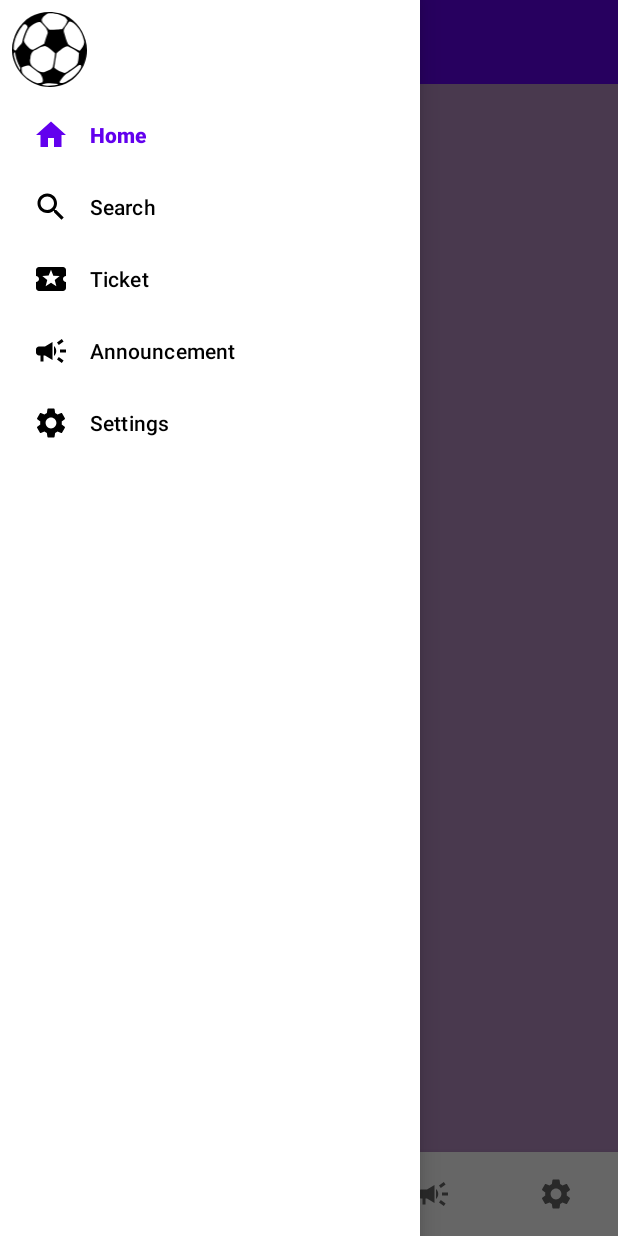
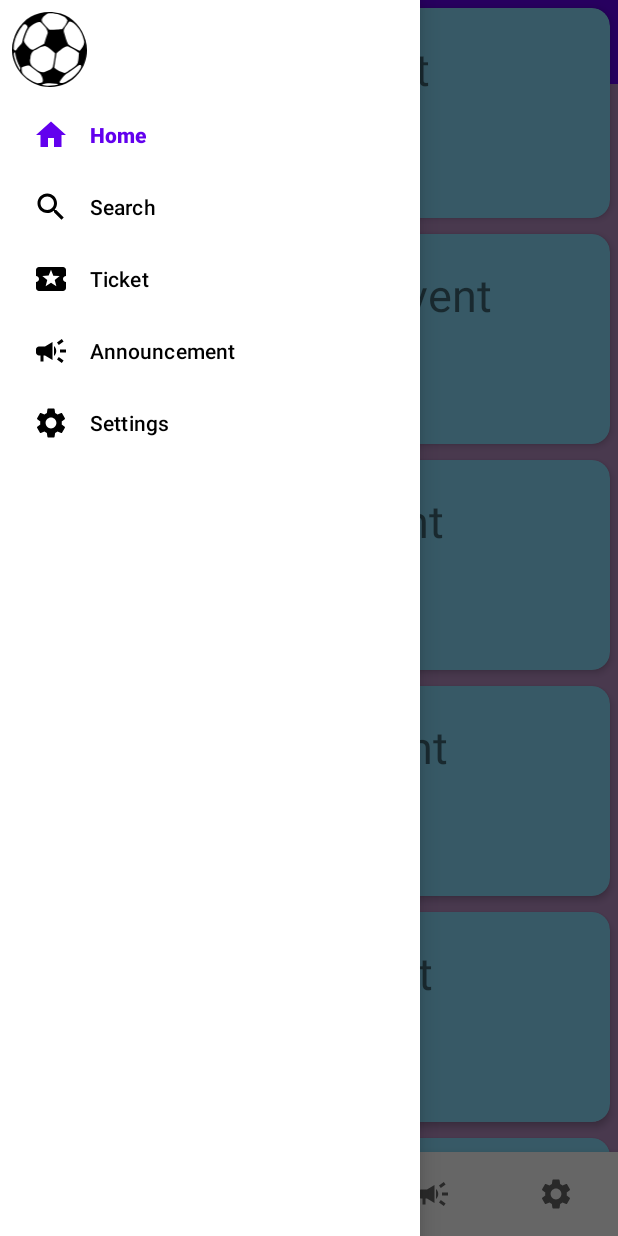
Before and after one commit to SorinaPopa/SEF, an Android app: the MainActivity screen opened directly, with no data from a screen before it, with the side drawer open, on a phone screen of 412 x 824 dp. Run offline under Robolectric (Android 15) with nearby library versions, the phone set to English and light mode, and no system bars; our stand-ins replace data binding, navigation-ui.

Commit message:
Recycler View in main_activity

```diff
--- a/STADEVENTS/app/src/main/java/com/example/stadevents/MainActivity.kt
+++ b/STADEVENTS/app/src/main/java/com/example/stadevents/MainActivity.kt
@@ -36,11 +36,10 @@ class MainActivity : AppCompatActivity() {
         setupNavigationDrawer()
         setupAppBarConfig()
         layoutManager = LinearLayoutManager(this)
-
-//        val recyclerView: RecyclerView = findViewById(R.id.recyclerView)
-//        recyclerView.layoutManager = layoutManager
-//        adapter = RecyclerAdapter()
-//        recyclerView.adapter = adapter
+        val recyclerView: RecyclerView = findViewById(R.id.recyclerView)
+        recyclerView.layoutManager = layoutManager
+        adapter = EventListAdapter()
+        recyclerView.adapter = adapter
     }
 
     private fun setupBottomNavigation() {
--- a/STADEVENTS/app/src/main/res/layout/activity_main.xml
+++ b/STADEVENTS/app/src/main/res/layout/activity_main.xml
@@ -50,6 +50,15 @@
                 app:layout_constraintStart_toStartOf="parent"
                 app:menu="@menu/bottom_navigation_menu" />
 
+            <androidx.recyclerview.widget.RecyclerView
+                android:id="@+id/recyclerView"
+                android:layout_width="match_parent"
+                android:layout_height="match_parent"
+                app:layout_constraintBottom_toBottomOf="parent"
+                app:layout_constraintLeft_toLeftOf="parent"
+                app:layout_constraintRight_toRightOf="parent"
+                app:layout_constraintTop_toTopOf="parent" />
+
         </androidx.constraintlayout.widget.ConstraintLayout>
 
         <com.google.android.material.navigation.NavigationView
--- a/STADEVENTS/app/src/main/res/layout/card_layout.xml
+++ b/STADEVENTS/app/src/main/res/layout/card_layout.xml
@@ -5,7 +5,7 @@
     android:layout_width="match_parent"
     android:layout_height="wrap_content"
     android:layout_margin="5dp"
-    app:cardBackgroundColor="#e3dc78"
+    app:cardBackgroundColor="#8ae0ff"
     app:cardCornerRadius="12dp"
     app:cardElevation="3dp"
     app:contentPadding="4dp">
```
Also changed, not shown: STADEVENTS/app/src/main/res/layout/home_fragment.xml (+1 -8 lines).
